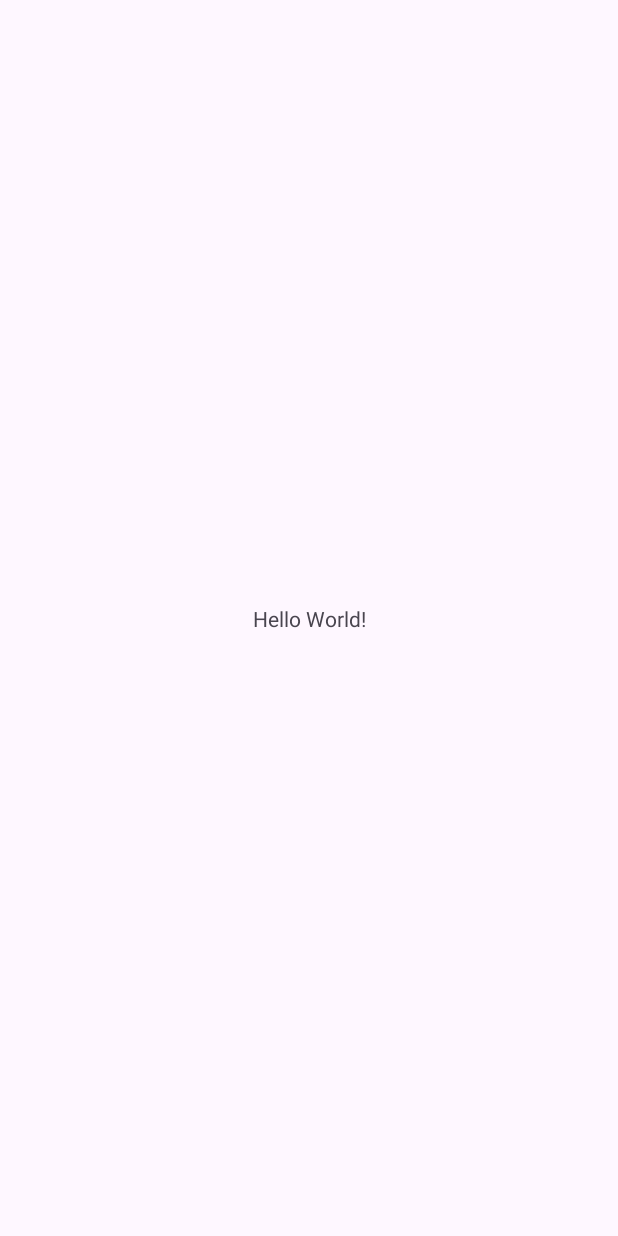
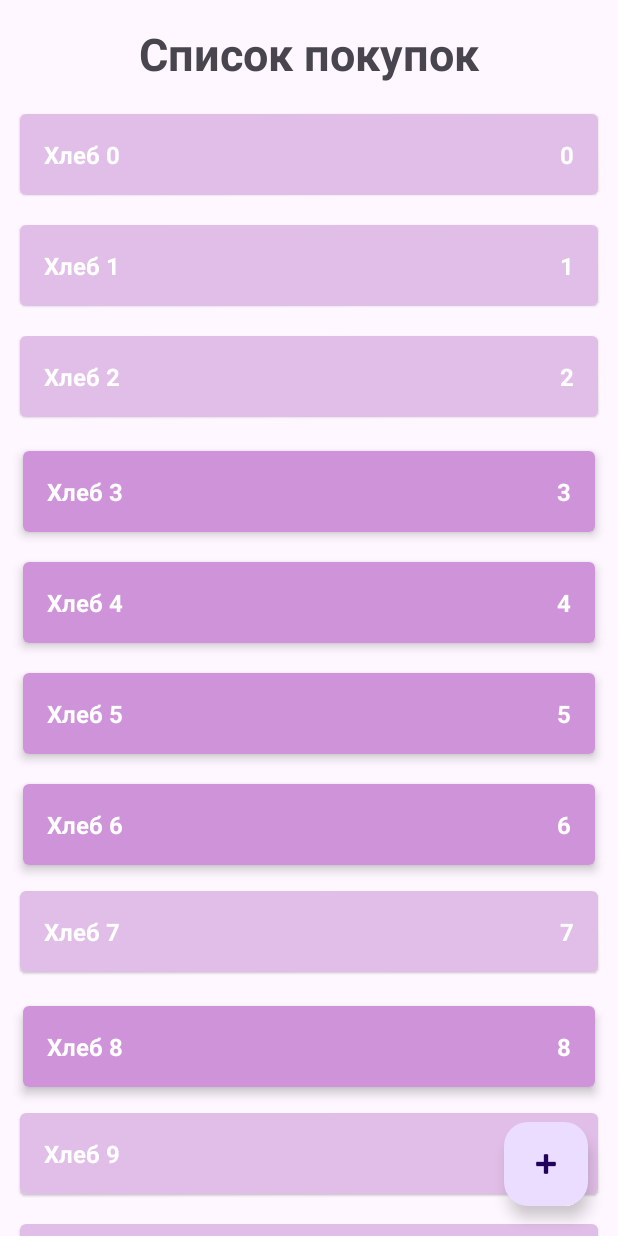
Before and after one commit to redbox12/ShopingList, an Android app: the screen it shows after launch (MainActivity), on a phone screen of 412 x 824 dp. Before the commit the screen is almost empty. Run offline under Robolectric (Android 15) with nearby library versions, the phone set to English and light mode, and no system bars.

Commit message:
finish one acrivity

```diff
--- a/app/src/main/java/com/example/shopinglist/data/ShopListRepositoryImpl.kt
+++ b/app/src/main/java/com/example/shopinglist/data/ShopListRepositoryImpl.kt
@@ -1,23 +1,40 @@
 package com.example.shopinglist.data
 
+import androidx.lifecycle.LiveData
+import androidx.lifecycle.MutableLiveData
 import com.example.shopinglist.domain.ShopItem
 import com.example.shopinglist.domain.ShopListRepository
 import java.lang.RuntimeException
-
-private val listShopItem = mutableListOf<ShopItem>()
-private var autoIncrementId: Int = 0
+import kotlin.random.Random
 
 object ShopListRepositoryImpl: ShopListRepository {
+
+
+    private val listLDShopItem = MutableLiveData<List<ShopItem>>()
+
+    private val listShopItem = sortedSetOf<ShopItem>({o1, o2 -> o1.id.compareTo(o2.id)} )
+
+
+    private var autoIncrementId: Int = 0
+
+    init {
+        for (i in 0 until 100){
+            val item = ShopItem("Хлеб $i", i, Random.nextBoolean())
+            addShopItem(item)
+        }
+    }
+
     override fun addShopItem(item: ShopItem) {
         if (item.id == ShopItem.UNDEFINED_ID){
             item.id = autoIncrementId++
         }
         listShopItem.add(item)
+        updateList()
     }
 
     override fun editShopItem(item: ShopItem) {
         val oldItem = getShopItem(item.id)
-        removeShopItem(oldItem)
+        listShopItem.remove(oldItem)
         addShopItem(item)
     }
 
@@ -27,11 +44,18 @@ object ShopListRepositoryImpl: ShopListRepository {
         } ?: throw RuntimeException("no find itemShop for id=${id}")
     }
 
-    override fun getShopList(): List<ShopItem> {
-        return listShopItem.toList()
+    override fun getShopList(): LiveData<List<ShopItem>> {
+        updateList()
+        return listLDShopItem
     }
 
     override fun removeShopItem(item: ShopItem) {
         listShopItem.remove(item)
+        updateList()
+    }
+
+    private fun updateList(){
+       listLDShopItem.value = listShopItem.toList()
+        //listLDShopItem.postValue(listShopItem.toList())
     }
 }
--- a/app/src/main/java/com/example/shopinglist/domain/GetShopListUseCase.kt
+++ b/app/src/main/java/com/example/shopinglist/domain/GetShopListUseCase.kt
@@ -1,7 +1,9 @@
 package com.example.shopinglist.domain
 
+import androidx.lifecycle.LiveData
+
 class GetShopListUseCase (private  val shopListRepository: ShopListRepository){
-    fun getShopList(): List<ShopItem>{
+    fun getShopList(): LiveData<List<ShopItem>>{
         return shopListRepository.getShopList()
     }
 }
--- a/app/src/main/java/com/example/shopinglist/domain/ShopItem.kt
+++ b/app/src/main/java/com/example/shopinglist/domain/ShopItem.kt
@@ -1,9 +1,9 @@
 package com.example.shopinglist.domain
 
-class ShopItem (
+data class ShopItem (
     val text: String,
     val count: Int,
-    val enable: Boolean,
+    var enable: Boolean,
     var id: Int = UNDEFINED_ID
 ){
     companion object{
--- a/app/src/main/java/com/example/shopinglist/domain/ShopListRepository.kt
+++ b/app/src/main/java/com/example/shopinglist/domain/ShopListRepository.kt
@@ -1,9 +1,11 @@
 package com.example.shopinglist.domain
+
+import androidx.lifecycle.LiveData
 
 interface ShopListRepository {
     fun addShopItem(item: ShopItem)
     fun editShopItem(item: ShopItem)
     fun getShopItem(id: Int): ShopItem
-    fun getShopList(): List<ShopItem>
+    fun getShopList(): LiveData<List<ShopItem>>
     fun removeShopItem(item: ShopItem)
 }
--- a/app/src/main/java/com/example/shopinglist/presentation/MainActivity.kt
+++ b/app/src/main/java/com/example/shopinglist/presentation/MainActivity.kt
@@ -2,11 +2,77 @@ package com.example.shopinglist.presentation
 
 import androidx.appcompat.app.AppCompatActivity
 import android.os.Bundle
+import android.util.Log
+import androidx.lifecycle.ViewModelProvider
+import androidx.recyclerview.widget.ItemTouchHelper
+import androidx.recyclerview.widget.RecyclerView
 import com.example.shopinglist.R
 
 class MainActivity : AppCompatActivity() {
+
+    private lateinit var viewModel: MainViewModel
+    private lateinit var shopListAdapter: ShopListAdapter
+
     override fun onCreate(savedInstanceState: Bundle?) {
         super.onCreate(savedInstanceState)
         setContentView(R.layout.activity_main)
+        setupRecyclerView()
+        viewModel = ViewModelProvider(this)[MainViewModel::class.java]
+        viewModel.listItem.observe(this){
+            shopListAdapter.submitList(it)
+        }
     }
+
+   private fun setupRecyclerView(){
+        val rvList = findViewById<RecyclerView>(R.id.rv_shop_item)
+        shopListAdapter = ShopListAdapter()
+        with(rvList){
+            adapter = shopListAdapter
+            recycledViewPool.setMaxRecycledViews(ShopListAdapter.ENABLE_VIEW, ShopListAdapter.MAX_POOL_SIZE)
+            recycledViewPool.setMaxRecycledViews(ShopListAdapter.DISABLE_VIEW, ShopListAdapter.MAX_POOL_SIZE)
+        }
+        setupClickLongListener()
+      //  setupClickListner()
+        setupSwipeListner(rvList)
+    }
+
+    private fun setupSwipeListner(rvList: RecyclerView?) {
+        val callback = object : ItemTouchHelper.SimpleCallback(
+            0,
+            ItemTouchHelper.LEFT or ItemTouchHelper.RIGHT
+        ) {
+            override fun onMove(
+                recyclerView: RecyclerView,
+                viewHolder: RecyclerView.ViewHolder,
+                target: RecyclerView.ViewHolder
+            ): Boolean {
+                return false
+            }
+
+            override fun onSwiped(viewHolder: RecyclerView.ViewHolder, direction: Int) {
+                val item = shopListAdapter.currentList[viewHolder.adapterPosition]
+                viewModel.removeShopItem(item)
+            }
+        }
+
+        val itemTouchHelper = ItemTouchHelper(callback)
+        itemTouchHelper.attachToRecyclerView(rvList)
+    }
+
+    private fun setupClickListner() {
+//        shopListAdapter.onShopItemClickListener = {
+//            Log.d("Click", it.toString())
+//            viewModel.changeShopItem(it)
+//        }
+
+    }
+
+    private fun setupClickLongListener() {
+        shopListAdapter.onShopItemLongClickListener = {
+            viewModel.changeShopItem(it)
+            //viewModel.removeShopItem(it)
+            Log.d("ClickLong", it.toString())
+        }
+    }
+
 }
--- /dev/null
+++ b/app/src/main/java/com/example/shopinglist/presentation/MainViewModel.kt
@@ -0,0 +1,41 @@
+package com.example.shopinglist.presentation
+
+import androidx.lifecycle.MutableLiveData
+import androidx.lifecycle.ViewModel
+import com.example.shopinglist.data.ShopListRepositoryImpl//это не должно зжесь быть
+import com.example.shopinglist.domain.AddShopItemUseCase
+import com.example.shopinglist.domain.EditShopItemUseCase
+import com.example.shopinglist.domain.GetShopItemUseCase
+import com.example.shopinglist.domain.GetShopListUseCase
+import com.example.shopinglist.domain.RemoveShopItemUseCase
+import com.example.shopinglist.domain.ShopItem
+
+class MainViewModel : ViewModel(){
+
+    //Временное решение, посколько ещё не работал с инъекцией зависимости
+    private val repository = ShopListRepositoryImpl
+
+    private val getShopListUseCase = GetShopListUseCase(repository)
+    private val removeShopItemUseCase = RemoveShopItemUseCase(repository)
+    private val editShopItemUseCase = EditShopItemUseCase(repository)
+    private val getShopItemUseCase = GetShopItemUseCase(repository)
+    private val addShopItem = AddShopItemUseCase(repository)
+
+    var listItem = getShopListUseCase.getShopList()
+
+    fun changeShopItem(item: ShopItem){
+        val newItem = item.copy(enable = !item.enable)
+        editShopItemUseCase.editShopItem(newItem)
+    }
+
+    fun removeShopItem(item: ShopItem){
+        removeShopItemUseCase.removeShopItem(item)
+    }
+
+    fun addShopItem(count: Int){
+        val item = ShopItem(count=count, text = "sf", enable = true)
+        addShopItem.addShopItem(item)
+    }
+
+
+}
--- /dev/null
+++ b/app/src/main/java/com/example/shopinglist/presentation/ShopItemCallback.kt
@@ -0,0 +1,14 @@
+package com.example.shopinglist.presentation
+
+import androidx.recyclerview.widget.DiffUtil
+import com.example.shopinglist.domain.ShopItem
+
+class ShopItemCallback : DiffUtil.ItemCallback<ShopItem>() {
+    override fun areItemsTheSame(oldItem: ShopItem, newItem: ShopItem): Boolean {
+        return oldItem.id == newItem.id
+    }
+
+    override fun areContentsTheSame(oldItem: ShopItem, newItem: ShopItem): Boolean {
+        return oldItem == newItem
+    }
+}
--- /dev/null
+++ b/app/src/main/java/com/example/shopinglist/presentation/ShopItemViewHolder.kt
@@ -0,0 +1,11 @@
+package com.example.shopinglist.presentation
+
+import android.view.View
+import android.widget.TextView
+import androidx.recyclerview.widget.RecyclerView
+import com.example.shopinglist.R
+
+class ShopItemViewHolder(val view: View) : RecyclerView.ViewHolder(view) {
+    val tvText = view.findViewById<TextView>(R.id.tv_name)
+    val tvCount = view.findViewById<TextView>(R.id.tv_count)
+}
--- /dev/null
+++ b/app/src/main/java/com/example/shopinglist/presentation/ShopListAdapter.kt
@@ -0,0 +1,56 @@
+package com.example.shopinglist.presentation
+
+import android.view.LayoutInflater
+import android.view.View
+import android.view.ViewGroup
+import androidx.recyclerview.widget.ListAdapter
+import com.example.shopinglist.R
+import com.example.shopinglist.domain.ShopItem
+
+class ShopListAdapter : ListAdapter<ShopItem, ShopItemViewHolder>(ShopItemCallback()) {
+
+    var onShopItemLongClickListener: ((ShopItem) -> Unit)? = null
+    //var onShopItemClickListener: ((ShopItem) -> Unit)? = null
+
+
+    override fun onCreateViewHolder(parent: ViewGroup, viewType: Int): ShopItemViewHolder {
+        val resView = when (viewType) {
+            ENABLE_VIEW -> R.layout.enable_card
+            DISABLE_VIEW -> R.layout.disable_card
+            else -> throw RuntimeException("Unknown view: $viewType")
+        }
+
+        val view: View = LayoutInflater.from(parent.context).inflate(resView, parent, false)
+        return ShopItemViewHolder(view)
+    }
+
+    override fun onBindViewHolder(shopItemViewHolder: ShopItemViewHolder, position: Int) {
+        val shopItem = getItem(position)
+
+        shopItemViewHolder.tvText.text = shopItem.text
+        shopItemViewHolder.tvCount.text = shopItem.count.toString()
+
+        shopItemViewHolder.view.setOnLongClickListener {
+            onShopItemLongClickListener?.invoke(shopItem)
+            true
+        }
+
+//        shopItemViewHolder.view.setOnClickListener {
+//            onShopItemClickListener?.invoke(shopItem)
+//        }
+
+
+    }
+
+    override fun getItemViewType(position: Int): Int {
+        val shopItem = getItem(position)
+        return if (shopItem.enable) ENABLE_VIEW else DISABLE_VIEW
+    }
+
+
+    companion object {
+        const val ENABLE_VIEW = 100
+        const val DISABLE_VIEW = 101
+        const val MAX_POOL_SIZE = 10
+    }
+}
--- a/app/src/main/res/layout/activity_main.xml
+++ b/app/src/main/res/layout/activity_main.xml
@@ -7,12 +7,40 @@
     tools:context=".presentation.MainActivity">
 
     <TextView
+        android:id="@+id/name_app"
+        android:layout_width="match_parent"
+        android:layout_height="wrap_content"
+        android:text="Список покупок"
+        android:textAlignment="center"
+        app:layout_constraintStart_toStartOf="parent"
+        app:layout_constraintEnd_toEndOf="parent"
+        app:layout_constraintTop_toTopOf="parent"
+        android:padding="10dp"
+        android:layout_marginTop="5dp"
+        android:textSize="30sp"
+        android:textStyle="bold"
+        />
+    <androidx.recyclerview.widget.RecyclerView
+        android:id="@+id/rv_shop_item"
+        android:layout_width="0dp"
+        android:layout_height="0dp"
+        app:layout_constraintTop_toBottomOf="@+id/name_app"
+        app:layout_constraintEnd_toEndOf="parent"
+        app:layout_constraintStart_toStartOf="parent"
+        app:layout_constraintBottom_toBottomOf="parent"
+        app:layoutManager="androidx.recyclerview.widget.LinearLayoutManager"
+        tools:listitem="@layout/enable_card"
+        />
+
+    <com.google.android.material.floatingactionbutton.FloatingActionButton
+        android:id="@+id/button_add_shop_item"
         android:layout_width="wrap_content"
         android:layout_height="wrap_content"
-        android:text="Hello World!"
+        android:layout_marginEnd="20dp"
+        android:layout_marginBottom="20dp"
+        android:clickable="true"
+        android:contentDescription="@string/add_new_shop_item"
         app:layout_constraintBottom_toBottomOf="parent"
         app:layout_constraintEnd_toEndOf="parent"
-        app:layout_constraintStart_toStartOf="parent"
-        app:layout_constraintTop_toTopOf="parent" />
-
+        app:srcCompat="@android:drawable/ic_input_add" />
 </androidx.constraintlayout.widget.ConstraintLayout>
--- /dev/null
+++ b/app/src/main/res/layout/disable_card.xml
@@ -0,0 +1,44 @@
+<?xml version="1.0" encoding="utf-8"?>
+<androidx.cardview.widget.CardView xmlns:android="http://schemas.android.com/apk/res/android"
+    android:layout_width="match_parent"
+    android:layout_height="wrap_content"
+    android:layout_marginHorizontal="10dp"
+    android:layout_marginVertical="5dp"
+    xmlns:tools="http://schemas.android.com/tools"
+    xmlns:app="http://schemas.android.com/apk/res-auto"
+    app:cardCornerRadius="4dp"
+    app:cardElevation="1dp"
+    app:cardUseCompatPadding="true"
+    >
+
+    <LinearLayout
+        android:layout_width="match_parent"
+        android:layout_height="wrap_content"
+        android:orientation="horizontal"
+        android:background="#E1BEE7"
+        android:padding="16dp"
+        >
+
+        <TextView
+            android:id="@+id/tv_name"
+            android:layout_width="match_parent"
+            android:layout_height="wrap_content"
+            android:layout_weight="1"
+            tools:text = "Пиво"
+            android:textSize="16sp"
+            android:textColor="@color/white"
+            android:textStyle="bold"
+            />
+        <TextView
+            android:id="@+id/tv_count"
+            android:layout_width="wrap_content"
+            android:layout_height="wrap_content"
+            tools:text="1"
+            android:textSize="16sp"
+            android:textColor="@color/white"
+            android:textStyle="bold"
+            />
+
+    </LinearLayout>
+
+</androidx.cardview.widget.CardView>
--- /dev/null
+++ b/app/src/main/res/layout/enable_card.xml
@@ -0,0 +1,41 @@
+<?xml version="1.0" encoding="utf-8"?>
+<androidx.cardview.widget.CardView xmlns:android="http://schemas.android.com/apk/res/android"
+    xmlns:app="http://schemas.android.com/apk/res-auto"
+    xmlns:tools="http://schemas.android.com/tools"
+    android:layout_width="match_parent"
+    android:layout_height="wrap_content"
+    android:layout_marginStart="10dp"
+    android:layout_marginTop="5dp"
+    android:layout_marginEnd="10dp"
+    app:cardCornerRadius="4dp"
+    app:cardElevation="4dp"
+    app:cardUseCompatPadding="true">
+
+    <LinearLayout
+        android:layout_width="match_parent"
+        android:layout_height="wrap_content"
+        android:background="#CE93D8"
+        android:orientation="horizontal"
+        android:padding="16dp">
+
+        <TextView
+            android:id="@+id/tv_name"
+            android:layout_width="match_parent"
+            android:layout_height="wrap_content"
+            android:layout_weight="1"
+            android:textColor="@color/white"
+            android:textSize="16sp"
+            android:textStyle="bold"
+            tools:text="@string/task_name" />
+
+        <TextView
+            android:id="@+id/tv_count"
+            android:layout_width="wrap_content"
+            android:layout_height="wrap_content"
+            android:textColor="@color/white"
+            android:textSize="16sp"
+            android:textStyle="bold"
+            tools:text="1" />
+
+    </LinearLayout>
+</androidx.cardview.widget.CardView>
--- a/app/src/main/res/values/strings.xml
+++ b/app/src/main/res/values/strings.xml
@@ -1,3 +1,5 @@
 <resources>
     <string name="app_name">ShopingList</string>
+    <string name="task_name">Купить молоко</string>
+    <string name="add_new_shop_item">Add new shop item</string>
 </resources>
```
